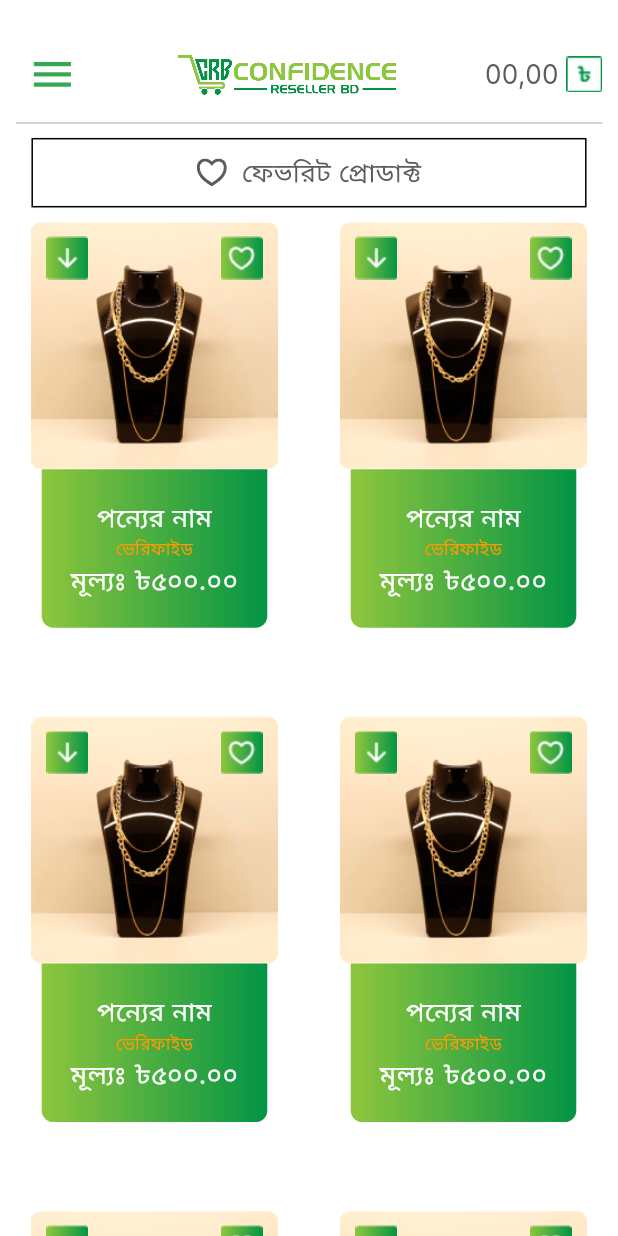
After one commit to rafsanopi/confidence_reseller, a Flutter app: the FavouritePro screen opened by its route, on a phone screen of 412 x 824 dp. The commit adds this screen. Run offline on Flutter 3.47's test engine with Material 3 defaults, Android fonts, the phone set to English and light mode, and no system bars; our stand-ins replace cached_network_image, dropdown_button2, flutter_rating_bar, flutter_screenutil, flutter_svg, flutter_widget_from_html and 12 more; accounts and stored records are empty.

Commit message:
Favourite Done

```diff
--- a/lib/core/routes/route_path.dart
+++ b/lib/core/routes/route_path.dart
@@ -23,6 +23,9 @@ class RoutePath {
 
   //=================== Side Drawer screens ===================
   static const String notifications = 'notifications';
+  static const String productVideo = 'productVideo';
+  static const String favouritePro = 'favouritePro';
+  static const String stockOutPro = 'stockOutPro';
 
   //=================== Other screens ===================
 
--- a/lib/core/routes/routes.dart
+++ b/lib/core/routes/routes.dart
@@ -4,14 +4,17 @@ import 'package:confidence_reseller/presentation/screens/auth/choose_account_typ
 import 'package:confidence_reseller/presentation/screens/auth/otp_varification.dart';
 import 'package:confidence_reseller/presentation/screens/auth/sign_in.dart';
 import 'package:confidence_reseller/presentation/screens/auth/sign_up.dart';
+import 'package:confidence_reseller/presentation/screens/favourite_pro/favourite_pro.dart';
 import 'package:confidence_reseller/presentation/screens/home/home.dart';
 import 'package:confidence_reseller/presentation/screens/new_product/new_product.dart';
 import 'package:confidence_reseller/presentation/screens/notification/notification.dart';
 import 'package:confidence_reseller/presentation/screens/pro_details/pro_details.dart';
+import 'package:confidence_reseller/presentation/screens/product_video/product_video.dart';
 import 'package:confidence_reseller/presentation/screens/profile/controller/edit_profile.dart';
 import 'package:confidence_reseller/presentation/screens/profile/profile.dart';
 import 'package:confidence_reseller/presentation/screens/profit/profit.dart';
 import 'package:confidence_reseller/presentation/screens/splash_screen/splash_screen.dart';
+import 'package:confidence_reseller/presentation/screens/stock_out_pro/stock_out_pro.dart';
 import 'package:confidence_reseller/presentation/widgets/error_screen/error_screen.dart';
 import 'package:go_router/go_router.dart';
 
@@ -113,6 +116,24 @@ class AppRouter {
             name: RoutePath.notifications,
             path: RoutePath.notifications.addBasePath,
             builder: (context, state) => NotificationScreen()),
+
+        ///======================= Product Video =======================
+        GoRoute(
+            name: RoutePath.productVideo,
+            path: RoutePath.productVideo.addBasePath,
+            builder: (context, state) => ProductVideoScreen()),
+
+        ///======================= Favourite Product  =======================
+        GoRoute(
+            name: RoutePath.favouritePro,
+            path: RoutePath.favouritePro.addBasePath,
+            builder: (context, state) => FavouritePro()),
+
+        ///======================= StockOut Product  =======================
+        GoRoute(
+            name: RoutePath.stockOutPro,
+            path: RoutePath.stockOutPro.addBasePath,
+            builder: (context, state) => StockOutPro()),
       ]);
 
   static GoRouter get route => initRoute;
--- /dev/null
+++ b/lib/presentation/screens/favourite_pro/favourite_pro.dart
@@ -0,0 +1,115 @@
+import 'package:confidence_reseller/global/custom_assets/assets.gen.dart';
+import 'package:confidence_reseller/presentation/widgets/app_bar/app_bar.dart';
+import 'package:confidence_reseller/presentation/widgets/custom_text/custom_text.dart';
+import 'package:confidence_reseller/presentation/widgets/side_drawer/side_drawer.dart';
+import 'package:confidence_reseller/utils/app_colors/app_colors.dart';
+import 'package:confidence_reseller/utils/dimensions/dimensions.dart';
+import 'package:confidence_reseller/utils/static_strings/static_strings.dart';
+import 'package:flutter/material.dart';
+import 'package:flutter_screenutil/flutter_screenutil.dart';
+
+class FavouritePro extends StatelessWidget {
+  FavouritePro({super.key});
+  final scaffoldKey = GlobalKey<ScaffoldState>();
+
+  @override
+  Widget build(BuildContext context) {
+    return Scaffold(
+      drawer: const CustomSideDrawer(),
+      key: scaffoldKey,
+      body: Column(
+        children: [
+          /// ========================= Custom App Bar =========================
+
+          CustomAppBar(
+            scaffoldKey: scaffoldKey,
+          ),
+
+          Padding(
+            padding: EdgeInsets.symmetric(horizontal: 20.w),
+            child: Column(
+              children: [
+                Container(
+                  width: double.maxFinite,
+                  decoration: BoxDecoration(
+                    border: Border.all(),
+                  ),
+                  padding: EdgeInsets.all(10.r),
+                  child: Row(
+                    mainAxisAlignment: MainAxisAlignment.center,
+                    children: [
+                      Assets.icons.favourite
+                          // ignore: deprecated_member_use_from_same_package
+                          .svg(color: AppColors.blackColor),
+                      const CustomText(
+                        text: AppStrings.favouritePro,
+                        left: 10,
+                      )
+                    ],
+                  ),
+                ),
+              ],
+            ),
+          ),
+
+          Expanded(
+              child: GridView.builder(
+            itemCount: 20,
+            gridDelegate: SliverGridDelegateWithFixedCrossAxisCount(
+                crossAxisCount: 2,
+                mainAxisExtent: MediaQuery.sizeOf(context).height / 2.5),
+            itemBuilder: (context, index) {
+              return Container(
+                padding: EdgeInsets.all(10.r),
+                child: Column(
+                  children: [
+                    Stack(
+                      children: [
+                        Assets.images.product1.image(
+                            height: MediaQuery.sizeOf(context).height / 5),
+                        Positioned(
+                            child: IconButton(
+                                onPressed: () {},
+                                icon: Assets.icons.download.image())),
+                        Positioned(
+                            right: 0,
+                            child: IconButton(
+                                onPressed: () {},
+                                icon: Assets.icons.favouUnselected.image())),
+                      ],
+                    ),
+                    Container(
+                      padding: EdgeInsets.all(20.r),
+                      decoration: BoxDecoration(
+                          gradient: AppColors.primaryGradientColor,
+                          borderRadius: BorderRadius.only(
+                              bottomLeft: Radius.circular(8.r),
+                              bottomRight: Radius.circular(8.r))),
+                      child: Column(
+                        children: [
+                          const CustomText(
+                            text: "পন্যের নাম",
+                            color: AppColors.whiteColor,
+                          ),
+                          CustomText(
+                            text: "ভেরিফাইড",
+                            fontSize: Dimensions.getFontSizeSmall(context),
+                            color: AppColors.orangeColor,
+                          ),
+                          const CustomText(
+                            text: "মূল্যঃ ৳৫০০.০০",
+                            color: AppColors.whiteColor,
+                          ),
+                        ],
+                      ),
+                    )
+                  ],
+                ),
+              );
+            },
+          ))
+        ],
+      ),
+    );
+  }
+}
--- a/lib/presentation/screens/notification/notification.dart
+++ b/lib/presentation/screens/notification/notification.dart
@@ -29,9 +29,7 @@ class NotificationScreen extends StatelessWidget {
 
             Padding(
               padding: EdgeInsets.symmetric(horizontal: 20.w),
-              child: Column(
-                children: [
-                  Container(
+              child: Container(
                 width: double.maxFinite,
                 decoration: BoxDecoration(
                   border: Border.all(),
@@ -49,8 +47,6 @@ class NotificationScreen extends StatelessWidget {
                     )
                   ],
                 ),
-                  )
-                ],
               ),
             ),
 
--- a/pubspec.yaml
+++ b/pubspec.yaml
@@ -37,6 +37,7 @@ dependencies:
   flutter_popup: ^3.3.0
   flutter_rating_bar: ^4.0.1
   flutter_screenutil: ^5.9.3
+  flutter_staggered_grid_view: ^0.7.0
   flutter_svg: ^2.0.10+1
   flutter_widget_from_html: ^0.15.2
   gap: ^3.0.1
```
Also changed, not shown: lib/global/custom_assets/assets.gen.dart (+6 -1 lines), lib/presentation/screens/product_video/product_video.dart (added, +124 -0 lines), lib/presentation/screens/stock_out_pro/stock_out_pro.dart (added, +10 -0 lines), lib/presentation/widgets/side_drawer/side_drawer.dart (+9 -3 lines), assets/images/videoButton.png (added), pubspec.lock. Lines whose indentation alone changed are shown as unchanged.
